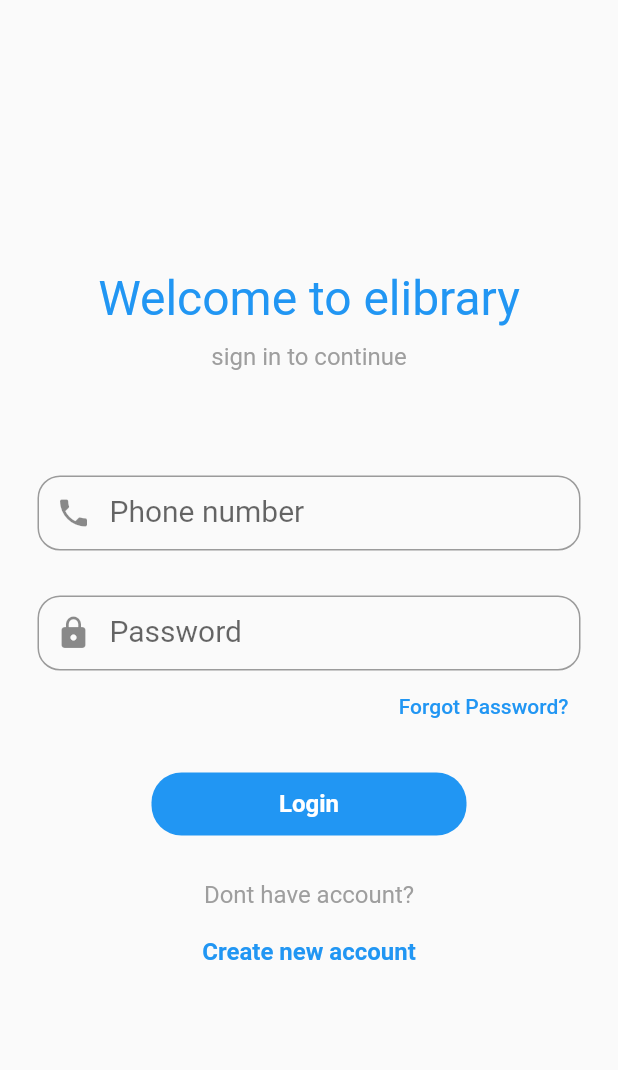
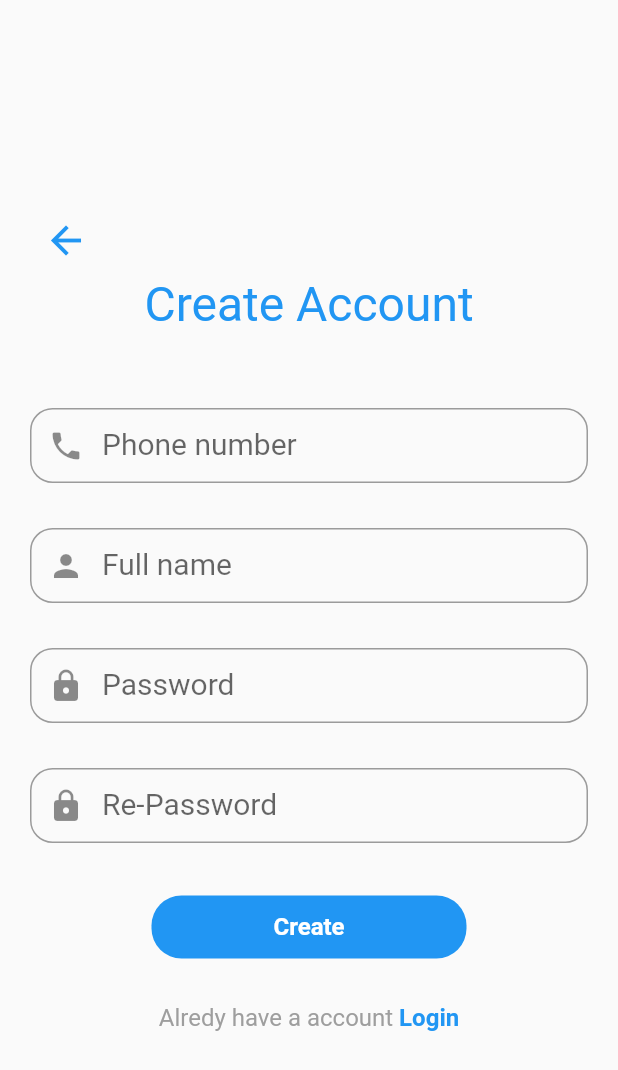
Before and after one commit to BrwaCs/elibrary, a Flutter app: the screen it shows after launch, after a tap on "Create new account", on a phone screen of 412 x 824 dp. Shown: the top 1070 px of the screen. Run offline on Flutter 3.47's test engine with Material 2 defaults, Android fonts, the phone set to English and light mode, and no system bars.

Commit message:
Register page

```diff
--- a/lib/src/auth.dart
+++ b/lib/src/auth.dart
@@ -1,4 +1,5 @@
 import 'package:elibrary/src/login.dart';
+import 'package:elibrary/src/register.dart';
 import 'package:flutter/src/foundation/key.dart';
 import 'package:flutter/src/widgets/framework.dart';
 
@@ -10,8 +11,20 @@ class Auth extends StatefulWidget {
 }
 
 class _AuthState extends State<Auth> {
+  bool switchescreen=true;
+void togScreen(){
+  setState(() {
+    switchescreen=!switchescreen;
+  });
+}
+
   @override
   Widget build(BuildContext context) {
-    return Login();
+    if(switchescreen){
+      return Login( togScreen:togScreen);
+
+    }
+    return Register(togScreen:togScreen);
+
   }
 }
--- a/lib/src/login.dart
+++ b/lib/src/login.dart
@@ -3,7 +3,8 @@ import 'package:flutter/src/foundation/key.dart';
 import 'package:flutter/src/widgets/framework.dart';
 
 class Login extends StatelessWidget {
-  const Login({Key? key}) : super(key: key);
+  final Function togScreen;
+  const Login({Key? key, required this.togScreen}) : super(key: key);
 
   @override
   Widget build(BuildContext context) {
@@ -137,7 +138,7 @@ class Login extends StatelessWidget {
                  mainAxisAlignment:MainAxisAlignment.center,
                  children: [
                        GestureDetector(
-                         onTap: (){},
+                         onTap:() => togScreen(),
                          child: Text(
                                             "Create new account",
                                             style:TextStyle(
--- /dev/null
+++ b/lib/src/register.dart
@@ -0,0 +1,189 @@
+import 'package:flutter/material.dart';
+import 'package:flutter/src/foundation/key.dart';
+import 'package:flutter/src/widgets/framework.dart';
+
+class Register extends StatelessWidget {
+
+  final Function togScreen;
+  const Register({Key? key, required this.togScreen}) : super(key: key);
+
+  @override
+  Widget build(BuildContext context) {
+    return GestureDetector(
+      onTap:() =>FocusScope.of(context).unfocus(),
+      child: Scaffold(
+        body:Padding(padding: EdgeInsets.all(20),
+        child:Center(
+          child: SingleChildScrollView(
+            child: Column(
+              children: [
+                Row(
+                  mainAxisAlignment:MainAxisAlignment.start,
+                  children: [
+                    IconButton(
+                      icon:Icon(Icons.arrow_back,
+                       size:30,
+                       color:Theme.of(context).primaryColor,
+                      ), onPressed: () =>togScreen(),
+
+
+                    )
+                  ],
+
+
+                ),
+
+                Text(
+                  "Create Account",
+                  style: TextStyle(
+                    fontSize:32,
+                    fontWeight: FontWeight.w400,
+                    color:Colors.blue,
+
+                  ),
+                  ),
+
+                  SizedBox(height:50),
+                  Container(
+                      height:50,
+                    child: TextFormField(
+                      decoration: InputDecoration(
+                      border: OutlineInputBorder(
+                        borderRadius:BorderRadius.circular(15),
+                        ),
+                      prefixIcon:Icon(Icons.phone),
+                      labelText: "Phone number",
+                      labelStyle: TextStyle(
+                        fontSize:20,
+                        fontWeight: FontWeight.normal,
+
+
+                      )
+
+                      ),
+
+                    ),
+
+                  ),
+                  SizedBox(height:30),
+                   Container(
+                      height:50,
+                    child: TextFormField(
+                      decoration: InputDecoration(
+                      border: OutlineInputBorder(
+                        borderRadius:BorderRadius.circular(15),
+                        ),
+                      prefixIcon:Icon(Icons.person),
+                      labelText: "Full name",
+                      labelStyle: TextStyle(
+                        fontSize:20,
+                        fontWeight: FontWeight.normal,
+
+
+                      )
+
+                      ),
+
+                    ),
+
+                  ),
+                  SizedBox(height:30),
+                    Container(
+                      height:50,
+                    child: TextFormField(
+                      decoration: InputDecoration(
+                      border: OutlineInputBorder(
+                        borderRadius:BorderRadius.circular(15),
+                        ),
+                      prefixIcon:Icon(Icons.lock),
+                      labelText: "Password",
+                      labelStyle: TextStyle(
+                        fontSize:20,
+                        fontWeight: FontWeight.normal,
+
+
+                      )
+
+                      ),
+
+                    ),
+
+                  ),
+                   SizedBox(height:30),
+                    Container(
+                      height:50,
+                    child: TextFormField(
+                      decoration: InputDecoration(
+                      border: OutlineInputBorder(
+                        borderRadius:BorderRadius.circular(15),
+                        ),
+                      prefixIcon:Icon(Icons.lock),
+                      labelText: "Re-Password",
+                      labelStyle: TextStyle(
+                        fontSize:20,
+                        fontWeight: FontWeight.normal,
+
+
+                      )
+
+                      ),
+
+                    ),
+
+                  ),
+
+
+                 SizedBox(height:35),
+                 SizedBox(
+                   height:42,
+                   width:210,
+                   child: FlatButton(
+                     color:Theme.of(context).primaryColor,
+                   shape: RoundedRectangleBorder(borderRadius:BorderRadius.circular(20)),
+
+                onPressed: (){},
+                child: Text(
+                  "Create",
+                  style:TextStyle(
+                    fontSize:16,
+                    fontWeight: FontWeight.bold,
+                    color:Colors.white,
+
+                  )
+                ),
+              ),
+                 ),
+                 SizedBox(height:30),
+                 Row(
+                   mainAxisAlignment:MainAxisAlignment.center,
+                   children: [
+                     Text(
+                       "Alredy have a account",
+                       style:TextStyle(
+                         fontSize:16,
+                         fontWeight: FontWeight.normal,
+                         color:Colors.grey,
+                       )
+                       ),
+                        GestureDetector(
+                           onTap: ()=>togScreen(),
+                           child: Text(
+                          " Login",
+                           style:TextStyle(
+                           fontSize:16,
+                           fontWeight: FontWeight.bold,
+                           color:Theme.of(context).primaryColor,
+                           )
+                          ),
+                       ),
+                   ],
+                 ),
+              ],
+            ),
+          ),
+        )
+       ),
+      ),
+    );
+  }
+}
```
